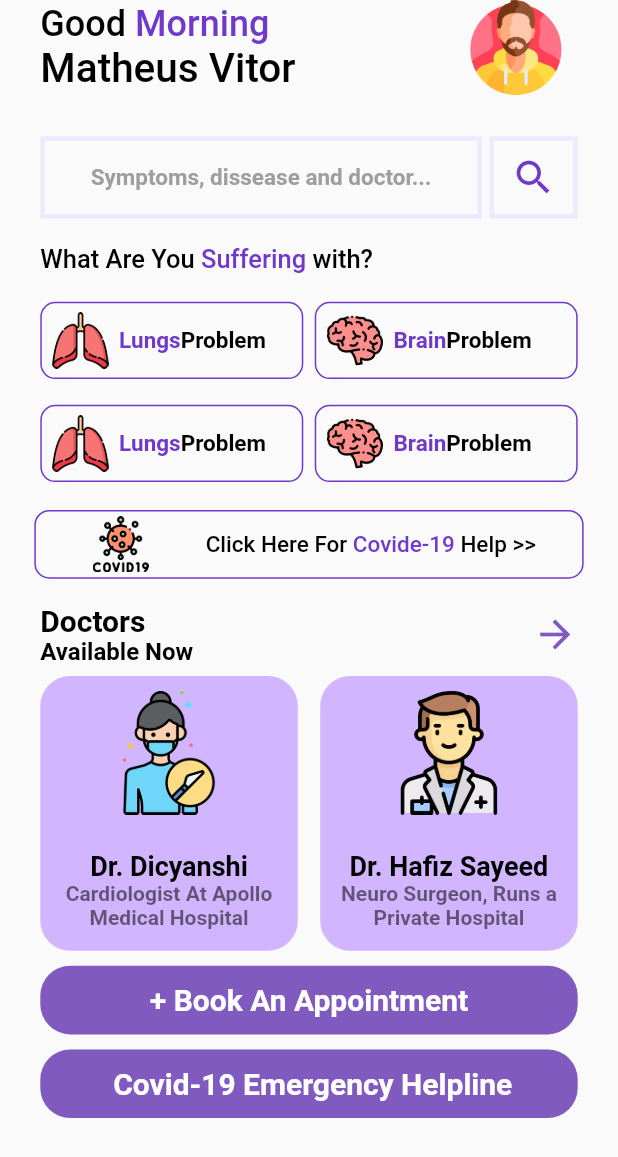
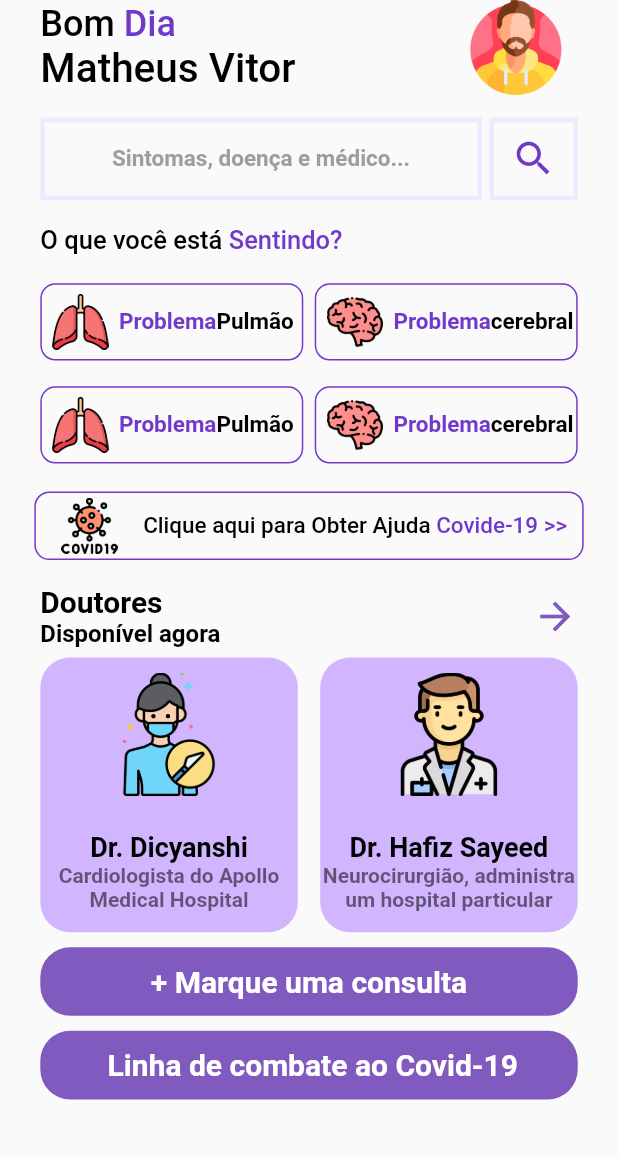
Before and after one commit to Matheus-Tankian/doctorapp, a Flutter app: the screen it shows after launch, on a phone screen of 412 x 824 dp. Shown: the top 1157 px of the screen. Run offline on Flutter 3.47's test engine with Material 2 defaults, Android fonts, the phone set to English and light mode, and no system bars.

Commit message:
tela inicial feita

```diff
--- a/lib/home_screen.dart
+++ b/lib/home_screen.dart
@@ -19,7 +19,7 @@ class HomeScreen extends StatelessWidget {
             child: Column(
               children: [
                 header(size),
-                SizedBox(height: size.height / 40),
+                SizedBox(height: size.height / 100),
                 customTextField(size),
                 Padding(
                   padding: const EdgeInsets.symmetric(vertical: 10.0),
@@ -27,7 +27,7 @@ class HomeScreen extends StatelessWidget {
                     width: size.width / 1.15,
                     child: RichText(
                       text: const TextSpan(
-                        text: "What Are You",
+                        text: "O que você está",
                         style: TextStyle(
                           color: Colors.black,
                           fontSize: 17,
@@ -35,13 +35,10 @@ class HomeScreen extends StatelessWidget {
                         ),
                         children: <TextSpan>[
                           TextSpan(
-                            text: "\tSuffering",
+                            text: "\tSentindo?",
                             style: TextStyle(
                               color: textColor,
                             ),
-                          ),
-                          TextSpan(
-                            text: "\twith?",
                           ),
                         ],
                       ),
@@ -56,8 +53,8 @@ class HomeScreen extends StatelessWidget {
                 ),
                 availableDoctors(size),
                 showAvalibleDoctors(size),
-                customButton(size, "+ Book An Appointment"),
-                customButton(size, " Covid-19 Emergency Helpline"),
+                customButton(size, "+ Marque uma consulta"),
+                customButton(size, " Linha de combate ao Covid-19"),
               ],
             ),
           ),
@@ -96,10 +93,10 @@ class HomeScreen extends StatelessWidget {
         mainAxisAlignment: MainAxisAlignment.spaceBetween,
         children: [
           doctorCard(size, "Dr. Dicyanshi",
-              "Cardiologist At Apollo Medical Hospital",
+              "Cardiologista do Apollo Medical Hospital",
               'assets/surgeon.png'),
           doctorCard(size,"Dr. Hafiz Sayeed",
-              "Neuro Surgeon, Runs a Private Hospital", 'assets/doctor1.png'),
+              "Neurocirurgião, administra um hospital particular", 'assets/doctor1.png'),
         ],
       ),
     );
@@ -170,7 +167,7 @@ class HomeScreen extends StatelessWidget {
         children: [
           RichText(
             text: const TextSpan(
-              text: "Doctors",
+              text: "Doutores",
               style: TextStyle(
                 fontSize: 20,
                 fontWeight: FontWeight.bold,
@@ -178,7 +175,7 @@ class HomeScreen extends StatelessWidget {
               ),
               children: [
                 TextSpan(
-                  text: "\nAvailable Now",
+                  text: "\nDisponível agora",
                   style: TextStyle(
                     fontSize: 16,
                   ),
@@ -220,7 +217,7 @@ class HomeScreen extends StatelessWidget {
           ),
           RichText(
             text: const TextSpan(
-              text: "Click Here For",
+              text: "Clique aqui para",
               style: TextStyle(
                 color: Colors.black,
                 fontSize: 15,
@@ -228,13 +225,14 @@ class HomeScreen extends StatelessWidget {
               ),
               children: <TextSpan>[
                 TextSpan(
-                  text: "\tCovide-19",
+                  text: "\tObter Ajuda",
+
+                ),
+                TextSpan(
+                  text: "\tCovide-19 >>",
                   style: TextStyle(
                     color: textColor,
                   ),
-                ),
-                TextSpan(
-                  text: "\tHelp >>",
                 ),
               ],
             ),
@@ -252,8 +250,8 @@ class HomeScreen extends StatelessWidget {
       child: Row(
         mainAxisAlignment: MainAxisAlignment.spaceBetween,
         children: [
-          diseaseTiles(size, "Lungs Problem", 'assets/lungs.png'),
-          diseaseTiles(size, "Brain Problem", 'assets/brain.png'),
+          diseaseTiles(size, "Problema de Pulmão", 'assets/lungs.png'),
+          diseaseTiles(size, "Problema cerebral", 'assets/brain.png'),
         ],
       ),
     );
@@ -286,11 +284,13 @@ class HomeScreen extends StatelessWidget {
                 overflow: TextOverflow.ellipsis,
                 text: TextSpan(
                   text: diseaseName.split(" ").first,
+
                   style: const TextStyle(
                     color: textColor,
                     fontSize: 15,
                     fontWeight: FontWeight.bold,
                   ),
+
                   children: <TextSpan>[
                     TextSpan(
                         text: diseaseName.split(" ").last,
@@ -320,7 +320,7 @@ class HomeScreen extends StatelessWidget {
             ),
             alignment: Alignment.center,
             child: const Text(
-              "Symptoms, dissease and doctor...",
+              "Sintomas, doença e médico...",
               style: TextStyle(
                 color: Colors.grey,
                 fontSize: 15,
@@ -355,7 +355,7 @@ class HomeScreen extends StatelessWidget {
         children: [
           RichText(
             text: const TextSpan(
-              text: "Good",
+              text: "Bom",
               style: TextStyle(
                 color: Colors.black,
                 fontSize: 24,
@@ -363,7 +363,7 @@ class HomeScreen extends StatelessWidget {
               ),
               children: <TextSpan>[
                 TextSpan(
-                  text: "\tMorning",
+                  text: "\tDia",
                   style: TextStyle(color: textColor),
                 ),
                 TextSpan(
--- a/lib/main.dart
+++ b/lib/main.dart
@@ -13,7 +13,7 @@ class MyApp extends StatelessWidget {
   @override
   Widget build(BuildContext context) {
     return MaterialApp(
-      title: 'Flutter Demo',
+      title: 'Flutter doctor app',
       debugShowCheckedModeBanner: false,
       theme: ThemeData(
 
--- a/lib/splash_screen.dart
+++ b/lib/splash_screen.dart
@@ -109,7 +109,7 @@ class _SplashScreenState extends State<SplashScreen> {
             left: 60,
             child: RichText(
               text: const TextSpan(
-                text: "Doctor",
+                text: "Doutor",
                 style: TextStyle(
                   fontSize: 60,
                   color: textColor,
```
